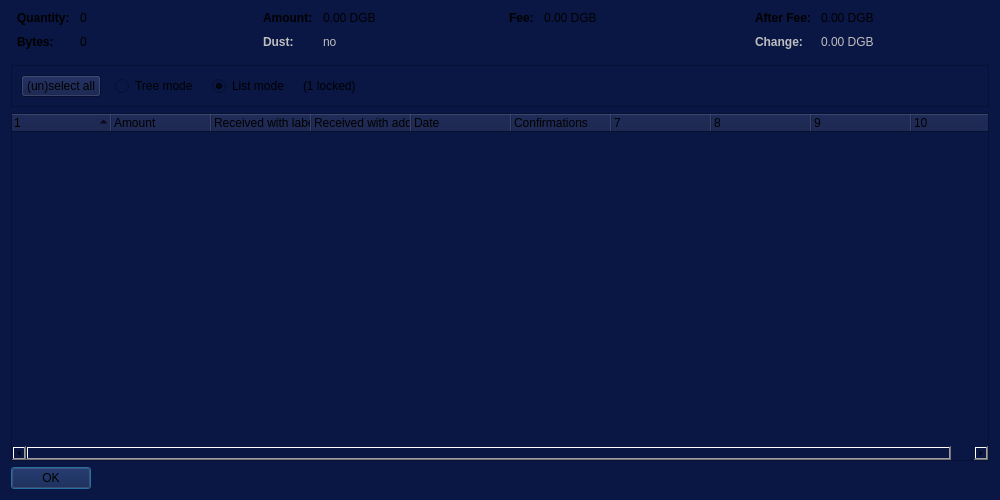
Before: the Qt Designer form src/qt/forms/coincontroldialog.ui in digibyte/digibyte, drawn with Qt 5.
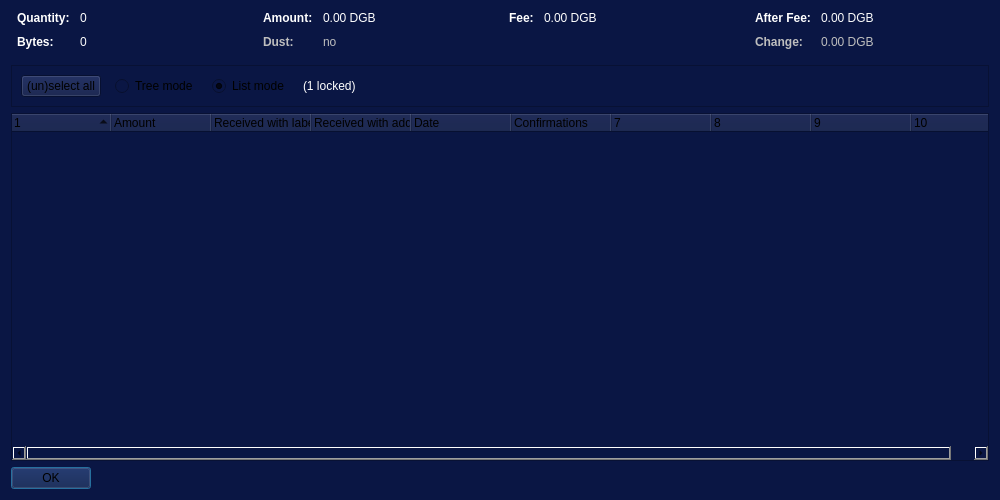
After: the same form once the commit is applied. Custom widgets are drawn as their Qt base class.

What changed in the file:
```diff
--- a/src/qt/forms/coincontroldialog.ui
+++ b/src/qt/forms/coincontroldialog.ui
@@ -48,7 +48,7 @@
           </font>
          </property>
          <property name="text">
-          <string>Quantity:</string>
+          <string>&lt;html&gt;&lt;head/&gt;&lt;body&gt;&lt;p&gt;&lt;span style=&quot; color:#ffffff;&quot;&gt;Quantity:&lt;/span&gt;&lt;/p&gt;&lt;/body&gt;&lt;/html&gt;</string>
          </property>
         </widget>
        </item>
@@ -61,7 +61,7 @@
           <enum>Qt::ActionsContextMenu</enum>
          </property>
          <property name="text">
-          <string notr="true">0</string>
+          <string notr="true">&lt;html&gt;&lt;head/&gt;&lt;body&gt;&lt;p&gt;&lt;span style=&quot; color:#ffffff;&quot;&gt;0&lt;/span&gt;&lt;/p&gt;&lt;/body&gt;&lt;/html&gt;</string>
          </property>
          <property name="textInteractionFlags">
           <set>Qt::LinksAccessibleByMouse|Qt::TextSelectableByKeyboard|Qt::TextSelectableByMouse</set>
@@ -77,7 +77,7 @@
           </font>
          </property>
          <property name="text">
-          <string>Bytes:</string>
+          <string>&lt;html&gt;&lt;head/&gt;&lt;body&gt;&lt;p&gt;&lt;span style=&quot; color:#ffffff;&quot;&gt;Bytes:&lt;/span&gt;&lt;/p&gt;&lt;/body&gt;&lt;/html&gt;</string>
          </property>
         </widget>
        </item>
@@ -90,7 +90,7 @@
           <enum>Qt::ActionsContextMenu</enum>
          </property>
          <property name="text">
-          <string notr="true">0</string>
+          <string notr="true">&lt;html&gt;&lt;head/&gt;&lt;body&gt;&lt;p&gt;&lt;span style=&quot; color:#fdfdfd;&quot;&gt;0&lt;/span&gt;&lt;/p&gt;&lt;/body&gt;&lt;/html&gt;</string>
          </property>
          <property name="textInteractionFlags">
           <set>Qt::LinksAccessibleByMouse|Qt::TextSelectableByKeyboard|Qt::TextSelectableByMouse</set>
@@ -122,7 +122,7 @@
           </font>
          </property>
          <property name="text">
-          <string>Amount:</string>
+          <string>&lt;html&gt;&lt;head/&gt;&lt;body&gt;&lt;p&gt;&lt;span style=&quot; color:#ffffff;&quot;&gt;Amount:&lt;/span&gt;&lt;/p&gt;&lt;/body&gt;&lt;/html&gt;</string>
          </property>
         </widget>
        </item>
@@ -135,7 +135,7 @@
           <enum>Qt::ActionsContextMenu</enum>
          </property>
          <property name="text">
-          <string notr="true">0.00 DGB</string>
+          <string notr="true">&lt;html&gt;&lt;head/&gt;&lt;body&gt;&lt;p&gt;&lt;span style=&quot; color:#ffffff;&quot;&gt;0.00 DGB&lt;/span&gt;&lt;/p&gt;&lt;/body&gt;&lt;/html&gt;</string>
          </property>
          <property name="textInteractionFlags">
           <set>Qt::LinksAccessibleByMouse|Qt::TextSelectableByKeyboard|Qt::TextSelectableByMouse</set>
@@ -202,7 +202,7 @@
           </font>
          </property>
          <property name="text">
-          <string>Fee:</string>
+          <string>&lt;html&gt;&lt;head/&gt;&lt;body&gt;&lt;p&gt;&lt;span style=&quot; color:#ffffff;&quot;&gt;Fee:&lt;/span&gt;&lt;/p&gt;&lt;/body&gt;&lt;/html&gt;</string>
          </property>
         </widget>
        </item>
@@ -215,7 +215,7 @@
           <enum>Qt::ActionsContextMenu</enum>
          </property>
          <property name="text">
-          <string notr="true">0.00 DGB</string>
+          <string notr="true">&lt;html&gt;&lt;head/&gt;&lt;body&gt;&lt;p&gt;&lt;span style=&quot; color:#fefefe;&quot;&gt;0.00 DGB&lt;/span&gt;&lt;/p&gt;&lt;/body&gt;&lt;/html&gt;</string>
          </property>
          <property name="textInteractionFlags">
           <set>Qt::LinksAccessibleByMouse|Qt::TextSelectableByKeyboard|Qt::TextSelectableByMouse</set>
@@ -247,7 +247,7 @@
           </font>
          </property>
          <property name="text">
-          <string>After Fee:</string>
+          <string>&lt;html&gt;&lt;head/&gt;&lt;body&gt;&lt;p&gt;&lt;span style=&quot; color:#ffffff;&quot;&gt;After Fee:&lt;/span&gt;&lt;/p&gt;&lt;/body&gt;&lt;/html&gt;</string>
          </property>
         </widget>
        </item>
@@ -260,7 +260,7 @@
           <enum>Qt::ActionsContextMenu</enum>
          </property>
          <property name="text">
-          <string notr="true">0.00 DGB</string>
+          <string notr="true">&lt;html&gt;&lt;head/&gt;&lt;body&gt;&lt;p&gt;&lt;span style=&quot; color:#fbfbfb;&quot;&gt;0.00 DGB&lt;/span&gt;&lt;/p&gt;&lt;/body&gt;&lt;/html&gt;</string>
          </property>
          <property name="textInteractionFlags">
           <set>Qt::LinksAccessibleByMouse|Qt::TextSelectableByKeyboard|Qt::TextSelectableByMouse</set>
@@ -374,7 +374,7 @@
         <item>
          <widget class="QLabel" name="labelLocked">
           <property name="text">
-           <string notr="true">(1 locked)</string>
+           <string notr="true">&lt;html&gt;&lt;head/&gt;&lt;body&gt;&lt;p&gt;&lt;span style=&quot; color:#ffffff;&quot;&gt;(1 locked)&lt;/span&gt;&lt;/p&gt;&lt;/body&gt;&lt;/html&gt;</string>
           </property>
          </widget>
         </item>
```
